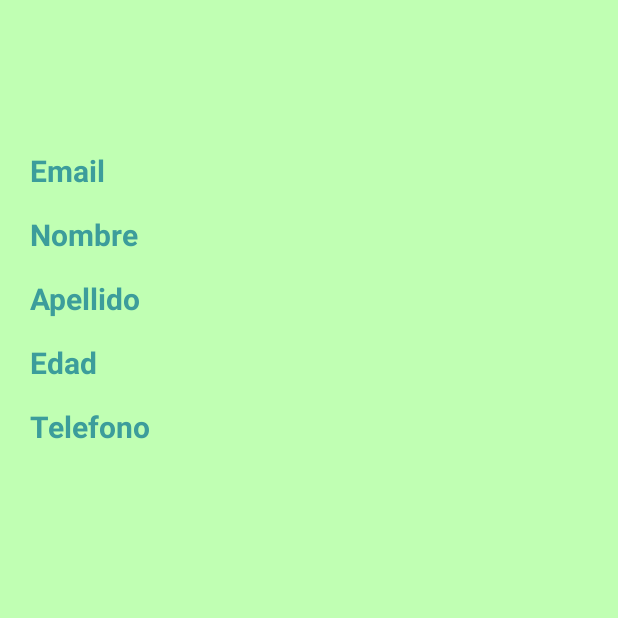
After one commit to EzeLuna88/MercadoEsclavo, an Android app: the fragment MiPerfilFragment shown on its own in the app's theme, on a phone screen of 412 x 824 dp, the top half of it. The commit adds this screen. Run offline under Robolectric (Android 15) with nearby library versions, the phone set to English and light mode, and no system bars; our stand-ins replace ButterKnife, Firebase (no records; nobody signed in at launch, a user with empty details on screens opened directly).

Commit message:
logica de navigation view andando

```diff
--- a/app/src/main/java/com/example/mercadoesclavo/model/User.java
+++ b/app/src/main/java/com/example/mercadoesclavo/model/UserMercadoEsclavo.java
@@ -1,13 +1,13 @@
 package com.example.mercadoesclavo.model;
 
-public class User {
+public class UserMercadoEsclavo {
 
     private String nombre;
     private String apellido;
     private String edad;
     private String telefono;
 
-    public User(String nombre, String apellido, String edad, String telefono) {
+    public UserMercadoEsclavo(String nombre, String apellido, String edad, String telefono) {
         this.nombre = nombre;
         this.apellido = apellido;
         this.edad = edad;
@@ -45,4 +45,7 @@ public class User {
     public void setTelefono(String telefono) {
         this.telefono = telefono;
     }
+
+    public UserMercadoEsclavo() {
+    }
 }
--- a/app/src/main/java/com/example/mercadoesclavo/view/MainActivity.java
+++ b/app/src/main/java/com/example/mercadoesclavo/view/MainActivity.java
@@ -8,6 +8,7 @@ import android.util.Base64;
 
 import java.security.MessageDigest;
 import java.security.NoSuchAlgorithmException;
+
 import androidx.annotation.NonNull;
 import androidx.appcompat.app.AppCompatActivity;
 import androidx.appcompat.widget.Toolbar;
@@ -15,13 +16,17 @@ import androidx.drawerlayout.widget.DrawerLayout;
 import androidx.fragment.app.FragmentManager;
 import androidx.fragment.app.FragmentTransaction;
 
-import android.os.Bundle;
 import android.view.MenuItem;
 import android.widget.Toast;
 
 import com.example.mercadoesclavo.R;
 import com.example.mercadoesclavo.model.Categories;
 import com.example.mercadoesclavo.model.Results;
+import com.example.mercadoesclavo.view.fragment.AboutUsFragment;
+import com.example.mercadoesclavo.view.fragment.CategoriesFragment;
+import com.example.mercadoesclavo.view.fragment.DetalleProductFragment;
+import com.example.mercadoesclavo.view.fragment.LoginFragment;
+import com.example.mercadoesclavo.view.fragment.MiPerfilFragment;
 import com.example.mercadoesclavo.view.fragment.ProductsFragment;
 import com.google.android.material.navigation.NavigationView;
 import com.google.firebase.auth.FirebaseAuth;
@@ -86,19 +91,19 @@ public class MainActivity extends AppCompatActivity implements ProductsFragment.
                 metodoNavigationView(menuItem);
                 switch (menuItem.getItemId()) {
                     case R.id.navigationViewMenuPerfil:
-                        Toast.makeText(MainActivity.this, "voy a mi perfil", Toast.LENGTH_SHORT).show();
+                        MiPerfilClick();
                         break;
                     case R.id.navigationViewMenuFavoritos:
                         Toast.makeText(MainActivity.this, "voy a favoritos", Toast.LENGTH_SHORT).show();
                         break;
                     case R.id.navigationViewMenuCerrarSesion:
-                        Toast.makeText(MainActivity.this, "cierro mi sesion", Toast.LENGTH_SHORT).show();
+                        CerrarSesionClick();
+                        break;
+                    case R.id.navigationViewMenuIniciarSesion:
+                        IniciarSesionClick();
                         break;
                     case R.id.navigationViewAboutUs:
                         IrAAboutUs();
-                        break;
-                    case R.id.navigationViewMenuIniciarSesion:
-                        GoToLoginFragment();
                 }
 
 
@@ -109,6 +114,34 @@ public class MainActivity extends AppCompatActivity implements ProductsFragment.
         });
     }
 
+    public void IniciarSesionClick() {
+        FirebaseUser currentUser = mAuth.getCurrentUser();
+        if (currentUser == null) {
+            GoToLoginFragment();
+        } else {
+            Toast.makeText(this, "Ya haz iniciado sesion", Toast.LENGTH_SHORT).show();
+        }
+
+    }
+
+    public void CerrarSesionClick() {
+        FirebaseUser currentUser = mAuth.getCurrentUser();
+        if (currentUser != null) {
+            FirebaseAuth.getInstance().signOut();
+            Toast.makeText(MainActivity.this, "Sesion finalizada", Toast.LENGTH_SHORT).show();
+        } else {
+            Toast.makeText(this, "No haz iniciado sesion", Toast.LENGTH_SHORT).show();
+        }
+    }
+
+    public void MiPerfilClick() {
+        FirebaseUser currentUser = mAuth.getCurrentUser();
+        if (currentUser != null) {
+            GoToPerfilFragment();
+        } else {
+            Toast.makeText(this, "No haz iniciado sesion", Toast.LENGTH_SHORT).show();
+        }
+    }
 
     public void IrAAboutUs() {
         AboutUsFragment aboutUsFragment = new AboutUsFragment();
@@ -124,6 +157,13 @@ public class MainActivity extends AppCompatActivity implements ProductsFragment.
         FragmentTransaction fragmentTransaction = fragmentManager.beginTransaction();
         fragmentTransaction.replace(R.id.contenedorDeFragment, loginFragment);
         fragmentTransaction.commit();
+    }
+
+    public void GoToPerfilFragment() {
+        MiPerfilFragment miPerfilFragment = new MiPerfilFragment();
+        FragmentManager fragmentManager = getSupportFragmentManager();
+        FragmentTransaction fragmentTransaction = fragmentManager.beginTransaction();
+        fragmentTransaction.replace(R.id.contenedorDeFragment, miPerfilFragment).commit();
     }
 
     @Override
@@ -156,7 +196,6 @@ public class MainActivity extends AppCompatActivity implements ProductsFragment.
     @Override
     public void onStart() {
         super.onStart();
-        // Check if user is signed in (non-null) and update UI accordingly.
         FirebaseUser currentUser = mAuth.getCurrentUser();
         //TODO si esta logueado o no que haga algo
     }
@@ -177,4 +216,6 @@ public class MainActivity extends AppCompatActivity implements ProductsFragment.
         }
         System.out.println("MI KEY HASH: " + keyHash);
     }
+
+
 }
--- a/app/src/main/java/com/example/mercadoesclavo/view/AboutUsFragment.java
+++ b/app/src/main/java/com/example/mercadoesclavo/view/fragment/AboutUsFragment.java
@@ -1,4 +1,4 @@
-package com.example.mercadoesclavo.view;
+package com.example.mercadoesclavo.view.fragment;
 
 
 import android.os.Bundle;
--- a/app/src/main/java/com/example/mercadoesclavo/view/CategoriesFragment.java
+++ b/app/src/main/java/com/example/mercadoesclavo/view/fragment/CategoriesFragment.java
@@ -1,4 +1,4 @@
-package com.example.mercadoesclavo.view;
+package com.example.mercadoesclavo.view.fragment;
 
 
 import android.content.Context;
--- a/app/src/main/java/com/example/mercadoesclavo/view/DetalleProductFragment.java
+++ b/app/src/main/java/com/example/mercadoesclavo/view/fragment/DetalleProductFragment.java
@@ -1,4 +1,4 @@
-package com.example.mercadoesclavo.view;
+package com.example.mercadoesclavo.view.fragment;
 
 
 import android.media.Image;
--- a/app/src/main/java/com/example/mercadoesclavo/view/LoginFragment.java
+++ b/app/src/main/java/com/example/mercadoesclavo/view/fragment/LoginFragment.java
@@ -1,4 +1,4 @@
-package com.example.mercadoesclavo.view;
+package com.example.mercadoesclavo.view.fragment;
 
 
 import android.content.Intent;
@@ -20,7 +20,6 @@ import com.facebook.AccessToken;
 import com.facebook.CallbackManager;
 import com.facebook.FacebookCallback;
 import com.facebook.FacebookException;
-import com.facebook.login.LoginManager;
 import com.facebook.login.LoginResult;
 import com.facebook.login.widget.LoginButton;
 import com.google.android.gms.auth.api.signin.GoogleSignIn;
--- /dev/null
+++ b/app/src/main/java/com/example/mercadoesclavo/view/fragment/MiPerfilFragment.java
@@ -0,0 +1,91 @@
+package com.example.mercadoesclavo.view.fragment;
+
+
+import android.os.Bundle;
+
+import androidx.annotation.NonNull;
+import androidx.fragment.app.Fragment;
+
+import android.view.LayoutInflater;
+import android.view.View;
+import android.view.ViewGroup;
+import android.widget.TextView;
+import android.widget.Toast;
+
+import com.example.mercadoesclavo.R;
+import com.example.mercadoesclavo.model.UserMercadoEsclavo;
+import com.google.android.gms.tasks.OnCompleteListener;
+import com.google.android.gms.tasks.OnSuccessListener;
+import com.google.android.gms.tasks.Task;
+import com.google.firebase.auth.FirebaseAuth;
+import com.google.firebase.auth.FirebaseUser;
+import com.google.firebase.firestore.DocumentReference;
+import com.google.firebase.firestore.DocumentSnapshot;
+import com.google.firebase.firestore.FirebaseFirestore;
+import com.google.firebase.firestore.auth.User;
+
+import org.w3c.dom.Text;
+
+import butterknife.BindView;
+import butterknife.ButterKnife;
+
+/**
+ * A simple {@link Fragment} subclass.
+ */
+public class MiPerfilFragment extends Fragment {
+
+    @BindView(R.id.textViewEmailPerfil)
+    TextView textViewEmailPerfil;
+    @BindView(R.id.textViewNombrePerfil)
+    TextView textViewNombrePerfil;
+    @BindView(R.id.textViewApellidoPerfil)
+    TextView textViewApellidoPerfil;
+    @BindView(R.id.textViewEdadPerfil)
+    TextView textViewEdadPerfil;
+    @BindView(R.id.textViewTelefonoPerfil)
+    TextView textViewTelefonoPerfil;
+    private FirebaseAuth mAuth;
+
+    public MiPerfilFragment() {
+        // Required empty public constructor
+    }
+
+
+    @Override
+    public View onCreateView(LayoutInflater inflater, ViewGroup container,
+                             Bundle savedInstanceState) {
+        // Inflate the layout for this fragment
+        View view = inflater.inflate(R.layout.fragment_mi_perfil, container, false);
+        ButterKnife.bind(this, view);
+        mAuth = FirebaseAuth.getInstance();
+        FirebaseFirestore db = FirebaseFirestore.getInstance();
+        textViewEmailPerfil.setText(mAuth.getCurrentUser().getEmail());
+        if (mAuth.getCurrentUser().getDisplayName() != null) {
+            textViewNombrePerfil.setText(mAuth.getCurrentUser().getDisplayName());
+        } else {
+            final DocumentReference documentReference = db.collection("usuariosMercadoEsclavo").document(mAuth.getCurrentUser().getUid());
+            documentReference.get().addOnSuccessListener(new OnSuccessListener<DocumentSnapshot>() {
+                @Override
+                public void onSuccess(DocumentSnapshot documentSnapshot) {
+                    UserMercadoEsclavo userMercadoEsclavo = documentSnapshot.toObject(UserMercadoEsclavo.class);
+                    textViewNombrePerfil.setText(userMercadoEsclavo.getNombre());
+                    textViewApellidoPerfil.setText(userMercadoEsclavo.getApellido());
+                    textViewEdadPerfil.setText(userMercadoEsclavo.getEdad());
+                    textViewTelefonoPerfil.setText(userMercadoEsclavo.getTelefono());
+                }
+            });
+        }
+
+
+        return view;
+    }
+
+    @Override
+    public void onStart() {
+        super.onStart();
+        // Check if user is signed in (non-null) and update UI accordingly.
+        FirebaseUser currentUser = mAuth.getCurrentUser();
+
+    }
+
+}
--- a/app/src/main/java/com/example/mercadoesclavo/view/NewUserFragment.java
+++ b/app/src/main/java/com/example/mercadoesclavo/view/fragment/NewUserFragment.java
@@ -1,4 +1,4 @@
-package com.example.mercadoesclavo.view;
+package com.example.mercadoesclavo.view.fragment;
 
 
 import android.os.Bundle;
@@ -14,23 +14,16 @@ import android.widget.EditText;
 import android.widget.Toast;
 
 import com.example.mercadoesclavo.R;
-import com.example.mercadoesclavo.model.User;
+import com.example.mercadoesclavo.model.UserMercadoEsclavo;
 import com.google.android.gms.tasks.OnCompleteListener;
 import com.google.android.gms.tasks.Task;
-import com.google.firebase.FirebaseApp;
-import com.google.firebase.FirebaseOptions;
 import com.google.firebase.auth.AuthResult;
 import com.google.firebase.auth.FirebaseAuth;
 import com.google.firebase.auth.FirebaseUser;
 import com.google.firebase.firestore.FirebaseFirestore;
 
-import java.util.HashMap;
-import java.util.Map;
-
 import butterknife.BindView;
 import butterknife.ButterKnife;
-
-import static androidx.constraintlayout.widget.Constraints.TAG;
 
 /**
  * A simple {@link Fragment} subclass.
@@ -114,19 +107,16 @@ public class NewUserFragment extends Fragment {
                                                 if (task.isSuccessful()) {
                                                     FirebaseUser user = mAuth.getCurrentUser();
                                                     String userUid = mAuth.getCurrentUser().getUid();
-                                                    User userMercadoEsclavo = new User(nombre, apellido, edad, telefono);
+                                                    UserMercadoEsclavo userMercadoEsclavo = new UserMercadoEsclavo(nombre, apellido, edad, telefono);
                                                     FirebaseFirestore db = FirebaseFirestore.getInstance();
                                                     db.collection("usuariosMercadoEsclavo").document(userUid).set(userMercadoEsclavo);
                                                     String mensaje = user.getEmail() + " fue registrado";
                                                     Toast.makeText(getContext(), mensaje, Toast.LENGTH_SHORT).show();
                                                     GoToHome();
-
                                                 } else {
                                                     // If sign in fails, display a message to the user.
                                                     Toast.makeText(getContext(), "Error en el Registro", Toast.LENGTH_SHORT).show();
-
                                                 }
-
                                                 // ...
                                             }
                                         });
--- a/app/src/main/res/layout/fragment_about_us.xml
+++ b/app/src/main/res/layout/fragment_about_us.xml
@@ -5,7 +5,7 @@
     android:layout_height="match_parent"
     android:background="@color/colorPrimary"
     android:orientation="vertical"
-    tools:context=".view.AboutUsFragment">
+    tools:context=".view.fragment.AboutUsFragment">
 
     <ScrollView
         android:layout_width="match_parent"
--- a/app/src/main/res/layout/fragment_categories.xml
+++ b/app/src/main/res/layout/fragment_categories.xml
@@ -3,7 +3,7 @@
     xmlns:tools="http://schemas.android.com/tools"
     android:layout_width="match_parent"
     android:layout_height="match_parent"
-    tools:context=".view.CategoriesFragment">
+    tools:context=".view.fragment.CategoriesFragment">
 
     <ScrollView
         android:layout_width="match_parent"
--- a/app/src/main/res/layout/fragment_detalle_product.xml
+++ b/app/src/main/res/layout/fragment_detalle_product.xml
@@ -6,7 +6,7 @@
     android:layout_width="match_parent"
     android:layout_height="match_parent"
     android:background="@color/colorPrimary"
-    tools:context=".view.DetalleProductFragment">
+    tools:context=".view.fragment.DetalleProductFragment">
 
     <ScrollView
         android:layout_width="match_parent"
--- a/app/src/main/res/layout/fragment_login.xml
+++ b/app/src/main/res/layout/fragment_login.xml
@@ -5,7 +5,7 @@
     android:layout_width="match_parent"
     android:layout_height="match_parent"
     android:background="@color/colorPrimary"
-    tools:context=".view.LoginFragment">
+    tools:context=".view.fragment.LoginFragment">
 
 
     <EditText
--- /dev/null
+++ b/app/src/main/res/layout/fragment_mi_perfil.xml
@@ -0,0 +1,131 @@
+<?xml version="1.0" encoding="utf-8"?>
+<androidx.constraintlayout.widget.ConstraintLayout xmlns:android="http://schemas.android.com/apk/res/android"
+    xmlns:app="http://schemas.android.com/apk/res-auto"
+    xmlns:tools="http://schemas.android.com/tools"
+    android:layout_width="match_parent"
+    android:layout_height="match_parent"
+    android:background="@color/colorClaro"
+    android:paddingLeft="20dp"
+    tools:context=".view.fragment.MiPerfilFragment">
+
+
+    <TextView
+        android:id="@+id/email"
+        android:paddingRight="20dp"
+        android:layout_width="wrap_content"
+        android:layout_height="wrap_content"
+        android:layout_marginTop="100dp"
+        android:text="@string/Email"
+        android:textColor="@color/colorPrimaryDark"
+        android:textSize="20dp"
+        android:textStyle="bold"
+        app:layout_constraintLeft_toLeftOf="parent"
+        app:layout_constraintTop_toTopOf="parent" />
+
+
+    <TextView
+        android:id="@+id/textViewEmailPerfil"
+        android:layout_width="wrap_content"
+        android:layout_height="wrap_content"
+        android:layout_marginTop="100dp"
+        android:textColor="@color/colorPrimaryDark"
+        android:textSize="20dp"
+        app:layout_constraintLeft_toRightOf="@id/email"
+        app:layout_constraintTop_toTopOf="parent" />
+
+
+    <TextView
+        android:paddingRight="20dp"
+        android:id="@+id/nombre"
+        android:layout_width="wrap_content"
+        android:layout_height="wrap_content"
+        android:paddingTop="15dp"
+        android:text="@string/Nombre"
+        android:textColor="@color/colorPrimaryDark"
+        android:textSize="20dp"
+        android:textStyle="bold"
+        app:layout_constraintLeft_toLeftOf="parent"
+        app:layout_constraintTop_toBottomOf="@id/email" />
+
+    <TextView
+        android:paddingTop="15dp"
+        android:id="@+id/textViewNombrePerfil"
+        android:layout_width="wrap_content"
+        android:layout_height="wrap_content"
+        android:textColor="@color/colorPrimaryDark"
+        android:textSize="20dp"
+        app:layout_constraintLeft_toRightOf="@id/nombre"
+        app:layout_constraintTop_toBottomOf="@id/textViewEmailPerfil" />
+
+    <TextView
+        android:paddingRight="20dp"
+        android:id="@+id/apellido"
+        android:layout_width="wrap_content"
+        android:layout_height="wrap_content"
+        android:paddingTop="15dp"
+        android:text="@string/Apellido"
+        android:textColor="@color/colorPrimaryDark"
+        android:textSize="20dp"
+        android:textStyle="bold"
+        app:layout_constraintLeft_toLeftOf="parent"
+        app:layout_constraintTop_toBottomOf="@id/nombre" />
+
+    <TextView
+        android:paddingTop="15dp"
+        android:id="@+id/textViewApellidoPerfil"
+        android:layout_width="wrap_content"
+        android:layout_height="wrap_content"
+        android:textColor="@color/colorPrimaryDark"
+        android:textSize="20dp"
+        app:layout_constraintLeft_toRightOf="@id/apellido"
+        app:layout_constraintTop_toBottomOf="@id/textViewNombrePerfil" />
+
+    <TextView
+        android:paddingRight="20dp"
+        android:id="@+id/edad"
+        android:layout_width="wrap_content"
+        android:layout_height="wrap_content"
+        android:paddingTop="15dp"
+        android:text="@string/Edad"
+        android:textColor="@color/colorPrimaryDark"
+        android:textSize="20dp"
+        android:textStyle="bold"
+        app:layout_constraintLeft_toLeftOf="parent"
+        app:layout_constraintTop_toBottomOf="@id/apellido" />
+
+    <TextView
+        android:paddingTop="15dp"
+        android:id="@+id/textViewEdadPerfil"
+        android:layout_width="wrap_content"
+        android:layout_height="wrap_content"
+        android:textColor="@color/colorPrimaryDark"
+        android:textSize="20dp"
+        app:layout_constraintLeft_toRightOf="@id/edad"
+        app:layout_constraintTop_toBottomOf="@id/textViewApellidoPerfil" />
+
+
+    <TextView
+        android:paddingRight="20dp"
+        android:id="@+id/telefono"
+        android:layout_width="wrap_content"
+        android:layout_height="wrap_content"
+        android:paddingTop="15dp"
+        android:text="@string/Telefono"
+        android:textColor="@color/colorPrimaryDark"
+        android:textSize="20dp"
+        android:textStyle="bold"
+        app:layout_constraintLeft_toLeftOf="parent"
+        app:layout_constraintTop_toBottomOf="@id/edad" />
+
+    <TextView
+        android:id="@+id/textViewTelefonoPerfil"
+        android:layout_width="wrap_content"
+        android:layout_height="wrap_content"
+        android:textColor="@color/colorPrimaryDark"
+        android:textSize="20dp"
+        android:paddingTop="15dp"
+        app:layout_constraintLeft_toRightOf="@id/telefono"
+        app:layout_constraintTop_toBottomOf="@id/textViewEdadPerfil" />
+
+
+</androidx.constraintlayout.widget.ConstraintLayout>
--- a/app/src/main/res/layout/fragment_new_user.xml
+++ b/app/src/main/res/layout/fragment_new_user.xml
@@ -5,7 +5,7 @@
     android:layout_width="match_parent"
     android:layout_height="match_parent"
     android:background="@color/colorPrimary"
-    tools:context=".view.NewUserFragment">
+    tools:context=".view.fragment.NewUserFragment">
 
 
     <EditText
--- a/app/src/main/res/values/strings.xml
+++ b/app/src/main/res/values/strings.xml
@@ -22,6 +22,7 @@
     <string name="favoritos">Favoritos</string>
     <string name="mi_perfil">Mi Perfil</string>
     <string name="descripcion">Descripcion </string>
-    <string name="facebook_app_id">445065646425419</string> <string name="fb_login_protocol_scheme">fb445065646425419</string>
+    <string name="facebook_app_id">445065646425419</string>
+    <string name="fb_login_protocol_scheme">fb445065646425419</string>
 
 </resources>
```
